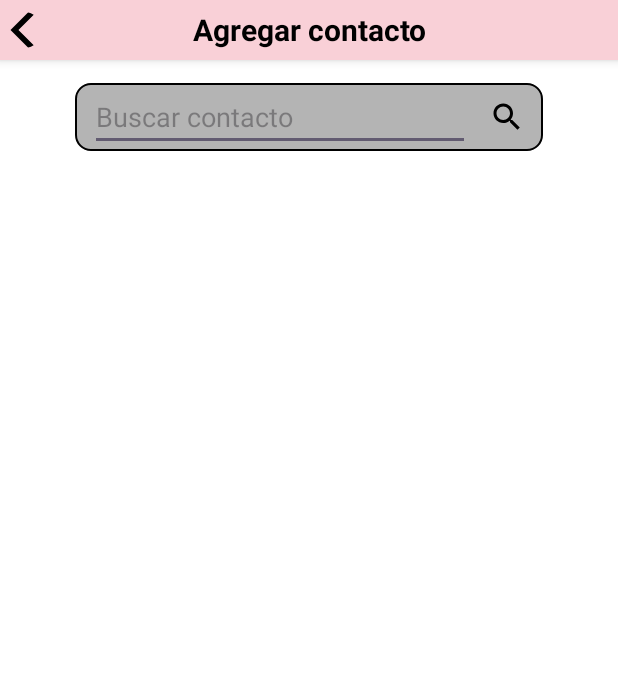
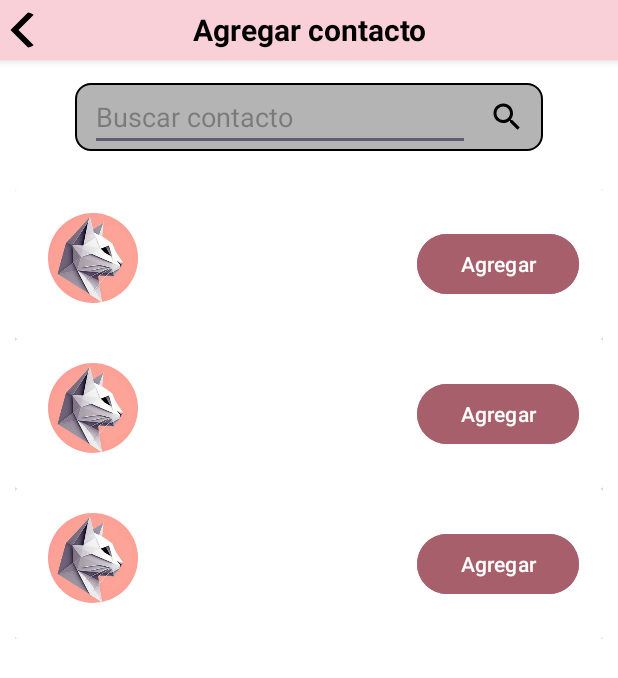
Before and after one commit to Intro-CompuMovil/Azalea, an Android app: the layout activity_registrar_contacto.xml on its own in the app's theme, with its tools: preview values and no code run, on a phone screen of 412 x 824 dp. Shown: the top 678 px of the screen. Run offline under Robolectric (Android 15) with nearby library versions, the phone set to English and light mode, and no system bars.

Commit message:
Listing possible contacts working with image loading

```diff
--- a/app/src/main/res/layout/activity_registrar_contacto.xml
+++ b/app/src/main/res/layout/activity_registrar_contacto.xml
@@ -82,16 +82,15 @@
     </LinearLayout>
 
 
-    <ListView
+    <androidx.recyclerview.widget.RecyclerView
         android:layout_width="match_parent"
         android:layout_height="wrap_content"
-        android:id="@+id/listViewAddEmergencyContacts"
-        android:divider="@color/gray"
-        android:dividerHeight="1dp"
-        android:layout_below="@+id/linearLayoutAddContactSearch"
+        android:layout_marginHorizontal="10dp"
+        android:layout_below="@id/linearLayoutAddContactSearch"
+        android:layout_marginTop="10dp"
+        tools:listitem="@layout/item_add_emergency_contacts"
+        android:id="@+id/recyclerViewAddContact"
         android:layout_alignParentEnd="true"
-        android:layout_alignParentStart="true"
-        android:layout_marginStart="5dp"
-        android:layout_marginEnd="5dp"/>
+        android:layout_alignParentStart="true"/>
 
 </RelativeLayout>
--- /dev/null
+++ b/app/src/main/res/layout/item_add_emergency_contacts.xml
@@ -0,0 +1,71 @@
+<?xml version="1.0" encoding="utf-8"?>
+<androidx.cardview.widget.CardView xmlns:android="http://schemas.android.com/apk/res/android"
+    xmlns:tools="http://schemas.android.com/tools"
+    android:layout_width="match_parent"
+    android:layout_height="wrap_content"
+    >
+
+    <LinearLayout
+        android:layout_width="match_parent"
+        android:layout_height="wrap_content"
+        android:padding="16dp"
+        android:orientation="horizontal">
+
+        <de.hdodenhof.circleimageview.CircleImageView
+            android:id="@+id/imgAddContact"
+            android:layout_width="0dp"
+            android:layout_height="60dp"
+            android:layout_weight="2"
+            android:gravity="center"
+            android:src="@drawable/pfp" />
+
+        <ImageView
+            android:id="@+id/availabilityAddContact"
+            android:layout_width="0dp"
+            android:layout_height="40dp"
+            android:layout_weight="1"
+            android:padding="10dp"
+            android:contentDescription="@string/availability"
+            android:gravity="center_vertical"
+            android:layout_marginVertical="10dp"/>
+
+        <LinearLayout
+            android:layout_width="0dp"
+            android:layout_height="60dp"
+            android:layout_weight="4"
+            android:orientation="vertical">
+
+            <TextView
+                android:id="@+id/nameAddContactEmergency"
+                android:layout_height="0dp"
+                android:layout_width="match_parent"
+                android:layout_weight="5"
+                tools:ignore="NestedWeights"
+                android:textColor="@color/black"
+                android:textSize="20sp"/>
+
+            <TextView
+                android:id="@+id/emailAddContactEmergency"
+                android:layout_height="0dp"
+                android:layout_width="match_parent"
+                android:layout_weight="5"
+                android:textSize="12sp"
+                android:textColor="@color/black"/>
+
+        </LinearLayout>
+
+        <Button
+            android:id="@+id/btnAddContactList"
+            android:layout_width="0dp"
+            android:layout_weight="3"
+            android:layout_height="wrap_content"
+            android:text="@string/agregar"
+            android:backgroundTint="@color/SecondaryAzalea"
+            android:textColor="@color/white"
+            android:gravity="center"
+            android:padding="5dp"
+            android:layout_marginVertical="10dp"/>
+
+    </LinearLayout>
+
+</androidx.cardview.widget.CardView>
```
Also changed, not shown: app/src/main/java/com/example/azalea/activities/RegistrarContactoActivity.kt (+42 -22 lines), app/src/main/java/com/example/azalea/adapters/AddEmergencyContactsAdapter.kt (+49 -38 lines), app/src/main/res/layout/layout_add_emergency_contacts.xml (deleted, +0 -62 lines).
